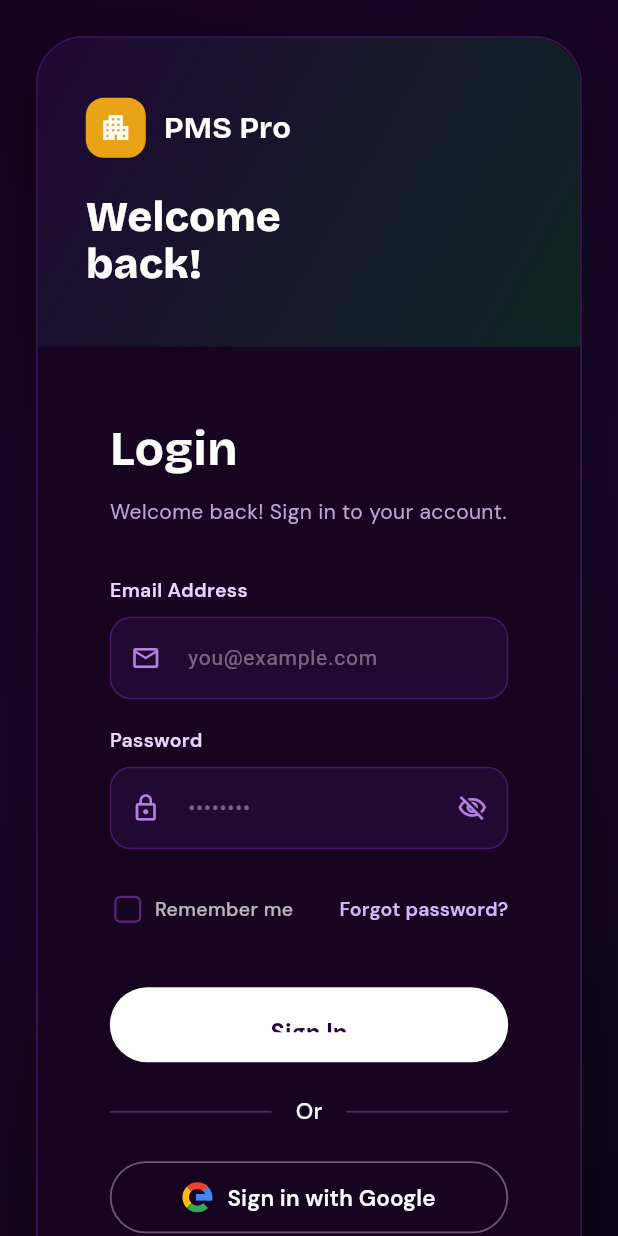
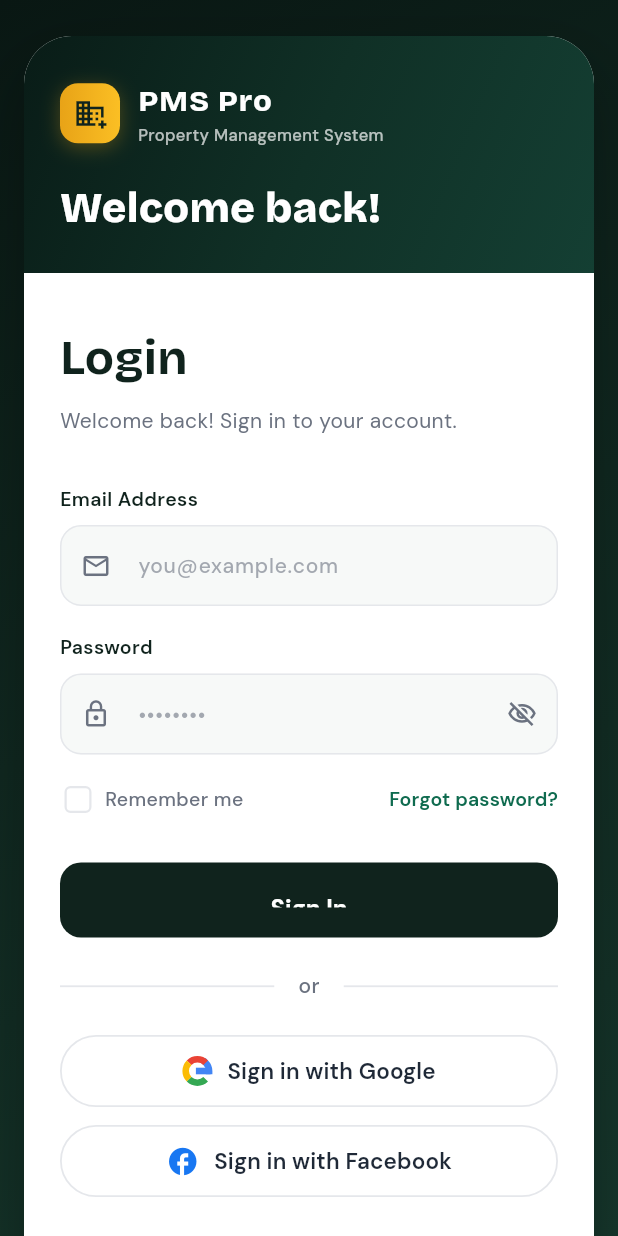
Before and after one commit to kagwimike/pms-frontend, a Flutter app: the LoginScreen screen opened by its route, on a phone screen of 412 x 824 dp. Run offline on Flutter 3.47's test engine with Material 3 defaults, Android fonts, the phone set to English and light mode, and no system bars; drawn by our look-alikes of flutter_animate; our stand-ins replace audioplayers, dio, file_picker, flutter_secure_storage, go_router, google_fonts and 5 more; missing offline and left inert: google_sign_in_platform_interface, google_sign_in_web; accounts and stored records are empty.

Commit message:
implemented login Ux

```diff
--- a/lib/screens/login_screen.dart
+++ b/lib/screens/login_screen.dart
@@ -112,35 +112,40 @@ class _LoginScreenState extends State<LoginScreen> {
   @override
   Widget build(BuildContext context) {
     return Scaffold(
+      backgroundColor: const Color(0xFF0D1B17),
       body: LayoutBuilder(
         builder: (context, constraints) {
           final isMobile = constraints.maxWidth < AppBreakpoints.authSplit;
           return Container(
+            width: double.infinity,
+            height: double.infinity,
             decoration: const BoxDecoration(
               gradient: LinearGradient(
                 begin: Alignment.topLeft,
                 end: Alignment.bottomRight,
                 colors: [
-                  Color(0xFF140320),
-                  Color(0xFF1B072C),
-                  Color(0xFF0F0418),
+                  Color(0xFF091713),
+                  Color(0xFF102820),
+                  Color(0xFF16372C),
                 ],
               ),
             ),
             child: Center(
               child: SingleChildScrollView(
-                padding: const EdgeInsets.all(24),
+                padding: EdgeInsets.symmetric(
+                  horizontal: isMobile ? 16 : 24,
+                  vertical: 24,
+                ),
                 child: Container(
                   constraints: const BoxConstraints(maxWidth: 1000),
                   decoration: BoxDecoration(
-                    color: const Color(0xFF160421),
+                    color: Colors.white,
                     borderRadius: BorderRadius.circular(32),
-                    border: Border.all(color: const Color(0xFF381552), width: 1.2),
-                    boxShadow: const [
+                    boxShadow: [
                       BoxShadow(
-                        color: Color(0x7F000000),
+                        color: Colors.black.withValues(alpha: 0.3),
                         blurRadius: 36,
-                        offset: Offset(0, 18),
+                        offset: const Offset(0, 18),
                       ),
                     ],
                   ),
@@ -168,7 +173,7 @@ class _LoginScreenState extends State<LoginScreen> {
         // Right form panel
         Expanded(
           flex: 5,
-          child: _buildFormPanel(),
+          child: _buildFormPanel(isMobile: false),
         ),
       ],
     );
@@ -179,7 +184,7 @@ class _LoginScreenState extends State<LoginScreen> {
       mainAxisSize: MainAxisSize.min,
       children: [
         _buildMobileBrandingStrip(),
-        _buildFormPanel(),
+        _buildFormPanel(isMobile: true),
       ],
     );
   }
@@ -187,12 +192,16 @@ class _LoginScreenState extends State<LoginScreen> {
   Widget _buildMobileBrandingStrip() {
     return Container(
       width: double.infinity,
-      padding: const EdgeInsets.symmetric(horizontal: 32, vertical: 40),
+      padding: const EdgeInsets.symmetric(horizontal: 24, vertical: 28),
       decoration: const BoxDecoration(
         gradient: LinearGradient(
           begin: Alignment.topLeft,
           end: Alignment.bottomRight,
-          colors: [Color(0xFF1F0832), Color(0xFF0F2623)],
+          colors: [
+            Color(0xFF091C17),
+            Color(0xFF103026),
+            Color(0xFF143F33),
+          ],
         ),
       ),
       child: Column(
@@ -205,25 +214,52 @@ class _LoginScreenState extends State<LoginScreen> {
                 width: 40,
                 height: 40,
                 decoration: BoxDecoration(
-                  color: AppTheme.brass,
+                  gradient: const LinearGradient(
+                    colors: [Color(0xFFE8A317), Color(0xFFFBBF24)],
+                  ),
                   borderRadius: BorderRadius.circular(12),
+                  boxShadow: [
+                    BoxShadow(
+                      color: const Color(0xFFE8A317).withValues(alpha: 0.3),
+                      blurRadius: 10,
+                      offset: const Offset(0, 3),
                     ),
-                child: const Icon(Icons.apartment, color: Colors.white, size: 22),
+                  ],
+                ),
+                child: const Icon(Icons.domain_add, color: Color(0xFF10231D), size: 22),
               ),
               const SizedBox(width: 12),
+              Expanded(
+                child: Column(
+                  crossAxisAlignment: CrossAxisAlignment.start,
+                  children: [
                     Text(
                       AppConfig.brandName,
                       style: GoogleFonts.bricolageGrotesque(
                         fontSize: 20,
-                  fontWeight: FontWeight.w700,
+                        fontWeight: FontWeight.w800,
                         color: Colors.white,
+                        letterSpacing: 0.8,
+                      ),
+                      overflow: TextOverflow.ellipsis,
+                    ),
+                    Text(
+                      'Property Management System',
+                      style: GoogleFonts.dmSans(
+                        fontSize: 11,
+                        color: Colors.white70,
+                        fontWeight: FontWeight.w500,
+                      ),
+                      overflow: TextOverflow.ellipsis,
+                    ),
+                  ],
                 ),
               ),
             ],
           ),
           const SizedBox(height: 24),
           Text(
-            'Welcome\nback!',
+            'Welcome back!',
             style: GoogleFonts.bricolageGrotesque(
               fontSize: 28,
               fontWeight: FontWeight.w800,
@@ -243,7 +279,11 @@ class _LoginScreenState extends State<LoginScreen> {
         gradient: LinearGradient(
           begin: Alignment.topLeft,
           end: Alignment.bottomRight,
-          colors: [Color(0xFF1F0832), Color(0xFF0F2623)],
+          colors: [
+            Color(0xFF091C17),
+            Color(0xFF103026),
+            Color(0xFF143F33),
+          ],
         ),
       ),
       child: Column(
@@ -257,18 +297,45 @@ class _LoginScreenState extends State<LoginScreen> {
                 width: 48,
                 height: 48,
                 decoration: BoxDecoration(
-                  color: AppTheme.brass,
+                  gradient: const LinearGradient(
+                    colors: [Color(0xFFE8A317), Color(0xFFFBBF24)],
+                  ),
                   borderRadius: BorderRadius.circular(14),
+                  boxShadow: [
+                    BoxShadow(
+                      color: const Color(0xFFE8A317).withValues(alpha: 0.3),
+                      blurRadius: 12,
+                      offset: const Offset(0, 4),
                     ),
-                child: const Icon(Icons.apartment, color: Colors.white, size: 26),
+                  ],
+                ),
+                child: const Icon(Icons.domain_add, color: Color(0xFF10231D), size: 26),
               ),
               const SizedBox(width: 14),
+              Expanded(
+                child: Column(
+                  crossAxisAlignment: CrossAxisAlignment.start,
+                  children: [
                     Text(
                       AppConfig.brandName,
                       style: GoogleFonts.bricolageGrotesque(
                         fontSize: 22,
-                  fontWeight: FontWeight.w700,
+                        fontWeight: FontWeight.w800,
                         color: Colors.white,
+                        letterSpacing: 0.8,
+                      ),
+                      overflow: TextOverflow.ellipsis,
+                    ),
+                    Text(
+                      'Property Management System',
+                      style: GoogleFonts.dmSans(
+                        fontSize: 12,
+                        color: Colors.white70,
+                        fontWeight: FontWeight.w500,
+                      ),
+                      overflow: TextOverflow.ellipsis,
+                    ),
+                  ],
                 ),
               ),
             ],
@@ -289,7 +356,7 @@ class _LoginScreenState extends State<LoginScreen> {
             'Collect rent, track tenants, and manage\nmaintenance — all from one dashboard.',
             style: GoogleFonts.dmSans(
               fontSize: 15,
-              color: Colors.white.withValues(alpha: 0.7),
+              color: Colors.white.withValues(alpha: 0.75),
               height: 1.6,
             ),
           ),
@@ -326,7 +393,7 @@ class _LoginScreenState extends State<LoginScreen> {
             style: GoogleFonts.bricolageGrotesque(
               fontSize: 22,
               fontWeight: FontWeight.w800,
-              color: AppTheme.brass,
+              color: const Color(0xFFFBBF24),
             ),
           ),
           const SizedBox(height: 4),
@@ -334,7 +401,7 @@ class _LoginScreenState extends State<LoginScreen> {
             label,
             style: GoogleFonts.dmSans(
               fontSize: 12,
-              color: Colors.white.withValues(alpha: 0.6),
+              color: Colors.white.withValues(alpha: 0.7),
             ),
           ),
         ],
@@ -342,10 +409,13 @@ class _LoginScreenState extends State<LoginScreen> {
     );
   }
 
-  Widget _buildFormPanel() {
+  Widget _buildFormPanel({bool isMobile = false}) {
     return Container(
-      color: const Color(0xFF160421),
-      padding: const EdgeInsets.symmetric(horizontal: 48, vertical: 44),
+      color: Colors.white,
+      padding: EdgeInsets.symmetric(
+        horizontal: isMobile ? 24 : 48,
+        vertical: isMobile ? 32 : 44,
+      ),
       child: ListenableBuilder(
         listenable: _authService,
         builder: (context, _) {
@@ -362,7 +432,7 @@ class _LoginScreenState extends State<LoginScreen> {
                   style: GoogleFonts.bricolageGrotesque(
                     fontSize: 32,
                     fontWeight: FontWeight.w700,
-                    color: Colors.white,
+                    color: AppTheme.navy,
                   ),
                 ),
                 const SizedBox(height: 8),
@@ -370,7 +440,7 @@ class _LoginScreenState extends State<LoginScreen> {
                   'Welcome back! Sign in to your account.',
                   style: GoogleFonts.dmSans(
                     fontSize: 14,
-                    color: const Color(0xFFBCA7D4),
+                    color: AppTheme.mutedText,
                   ),
                 ),
                 const SizedBox(height: 32),
@@ -381,8 +451,12 @@ class _LoginScreenState extends State<LoginScreen> {
                 TextFormField(
                   controller: _emailController,
                   keyboardType: TextInputType.emailAddress,
-                  style: const TextStyle(color: Colors.white, fontSize: 15),
-                  cursorColor: const Color(0xFFA855F7),
+                  style: GoogleFonts.dmSans(
+                    fontSize: 15,
+                    color: AppTheme.navy,
+                    fontWeight: FontWeight.w500,
+                  ),
+                  cursorColor: AppTheme.teal,
                   decoration: _inputDecoration(
                     hint: 'you@example.com',
                     icon: Icons.email_outlined,
@@ -402,8 +476,12 @@ class _LoginScreenState extends State<LoginScreen> {
                   controller: _passwordController,
                   focusNode: _passwordFocusNode ??= FocusNode(),
                   obscureText: _obscurePassword,
-                  style: const TextStyle(color: Colors.white, fontSize: 15),
-                  cursorColor: const Color(0xFFA855F7),
+                  style: GoogleFonts.dmSans(
+                    fontSize: 15,
+                    color: AppTheme.navy,
+                    fontWeight: FontWeight.w500,
+                  ),
+                  cursorColor: AppTheme.teal,
                   decoration: _inputDecoration(
                     hint: '••••••••',
                     icon: Icons.lock_outline,
@@ -411,7 +489,7 @@ class _LoginScreenState extends State<LoginScreen> {
                     suffixIcon: IconButton(
                       icon: Icon(
                         _obscurePassword ? Icons.visibility_off_outlined : Icons.visibility_outlined,
-                        color: const Color(0xFFB580E2),
+                        color: AppTheme.mutedText,
                         size: 20,
                       ),
                       onPressed: () => setState(() => _obscurePassword = !_obscurePassword),
@@ -426,8 +504,10 @@ class _LoginScreenState extends State<LoginScreen> {
 
                 // Remember me + Forgot
                 Row(
+                  mainAxisAlignment: MainAxisAlignment.spaceBetween,
                   children: [
-                    InkWell(
+                    Flexible(
+                      child: InkWell(
                         onTap: () => setState(() => _rememberMe = !_rememberMe),
                         borderRadius: BorderRadius.circular(6),
                         child: Padding(
@@ -441,34 +521,42 @@ class _LoginScreenState extends State<LoginScreen> {
                                 child: Checkbox(
                                   value: _rememberMe,
                                   onChanged: (val) => setState(() => _rememberMe = val ?? false),
-                                activeColor: const Color(0xFFA855F7),
+                                  activeColor: AppTheme.teal,
                                   checkColor: Colors.white,
-                                side: const BorderSide(color: Color(0xFF5B2282), width: 1.5),
+                                  side: const BorderSide(color: AppTheme.border, width: 1.5),
                                   shape: RoundedRectangleBorder(borderRadius: BorderRadius.circular(4)),
                                 ),
                               ),
                               const SizedBox(width: 8),
-                            Text(
+                              Flexible(
+                                child: Text(
                                   'Remember me',
                                   style: GoogleFonts.dmSans(
                                     fontSize: 13,
-                                color: _rememberMe ? Colors.white : Colors.white70,
+                                    color: _rememberMe ? AppTheme.navy : AppTheme.mutedText,
                                     fontWeight: _rememberMe ? FontWeight.w600 : FontWeight.w500,
+                                  ),
+                                  overflow: TextOverflow.ellipsis,
                                 ),
                               ),
                             ],
                           ),
                         ),
                       ),
-                    const Spacer(),
+                    ),
+                    const SizedBox(width: 8),
                     TextButton(
                       onPressed: () {},
-                      style: TextButton.styleFrom(padding: EdgeInsets.zero),
+                      style: TextButton.styleFrom(
+                        padding: EdgeInsets.zero,
+                        minimumSize: Size.zero,
+                        tapTargetSize: MaterialTapTargetSize.shrinkWrap,
+                      ),
                       child: Text(
                         'Forgot password?',
                         style: GoogleFonts.dmSans(
                           fontSize: 13,
-                          color: const Color(0xFFD8B4FE),
+                          color: AppTheme.teal,
                           fontWeight: FontWeight.w600,
                         ),
                       ),
@@ -477,15 +565,17 @@ class _LoginScreenState extends State<LoginScreen> {
                 ),
                 const SizedBox(height: 28),
 
-                // ─── Sign In Button (Solid White Pill Button) ───
+                // ─── Sign In Button ───
                 SizedBox(
                   height: 50,
                   child: ElevatedButton(
                     onPressed: _authService.isLoading ? null : _handleLogin,
                     style: ElevatedButton.styleFrom(
-                      backgroundColor: Colors.white,
-                      foregroundColor: const Color(0xFF26053D),
-                      shape: const StadiumBorder(),
+                      backgroundColor: AppTheme.navy,
+                      foregroundColor: Colors.white,
+                      shape: RoundedRectangleBorder(
+                        borderRadius: BorderRadius.circular(14),
+                      ),
                       elevation: 0,
                     ),
                     child: _authService.isLoading
@@ -494,7 +584,7 @@ class _LoginScreenState extends State<LoginScreen> {
                             height: 22,
                             child: CircularProgressIndicator(
                               strokeWidth: 2.5,
-                              color: Color(0xFF26053D),
+                              color: Colors.white,
                             ),
                           )
                         : Text(
@@ -502,38 +592,38 @@ class _LoginScreenState extends State<LoginScreen> {
                             style: GoogleFonts.dmSans(
                               fontSize: 16,
                               fontWeight: FontWeight.w700,
-                              color: const Color(0xFF26053D),
+                              color: Colors.white,
                             ),
                           ),
                   ),
                 ),
 
-                // ─── Divider with purple lines and 'Or' ───
+                // ─── Divider with lines and 'or' ───
                 Padding(
                   padding: const EdgeInsets.symmetric(vertical: 22),
                   child: Row(
                     children: [
                       const Expanded(
                         child: Divider(
-                          color: Color(0xFF582375),
+                          color: AppTheme.border,
                           thickness: 1.2,
                         ),
                       ),
                       Padding(
                         padding: const EdgeInsets.symmetric(horizontal: 16),
                         child: Text(
-                          'Or',
+                          'or',
                           style: GoogleFonts.dmSans(
-                            fontSize: 15,
+                            fontSize: 14,
                             fontWeight: FontWeight.w500,
-                            color: Colors.white,
+                            color: AppTheme.mutedText,
                             letterSpacing: 0.3,
                           ),
                         ),
                       ),
                       const Expanded(
                         child: Divider(
-                          color: Color(0xFF582375),
+                          color: AppTheme.border,
                           thickness: 1.2,
                         ),
                       ),
@@ -541,13 +631,13 @@ class _LoginScreenState extends State<LoginScreen> {
                   ),
                 ),
 
-                // ─── Social Logins (Google & Facebook Pill Buttons) ───
+                // ─── Social Logins (Google & Facebook) ───
                 Column(
                   crossAxisAlignment: CrossAxisAlignment.stretch,
                   children: [
-                    // Sign in with Google (Pill Button)
+                    // Sign in with Google
                     GoogleSignInSection(
-                      isDark: true,
+                      isDark: false,
                       onSuccess: () => _navigateToDashboard(),
                       onError: (msg) {
                         ScaffoldMessenger.of(context).showSnackBar(
@@ -561,7 +651,7 @@ class _LoginScreenState extends State<LoginScreen> {
                       },
                     ),
                     const SizedBox(height: 12),
-                    // Sign in with Facebook (Pill Button)
+                    // Sign in with Facebook
                     _buildFacebookButton(),
                   ],
                 ),
@@ -575,7 +665,7 @@ class _LoginScreenState extends State<LoginScreen> {
                       "Don't have an account?",
                       style: GoogleFonts.dmSans(
                         fontSize: 14,
-                        color: Colors.white60,
+                        color: AppTheme.mutedText,
                         fontWeight: FontWeight.w500,
                       ),
                     ),
@@ -592,7 +682,7 @@ class _LoginScreenState extends State<LoginScreen> {
                           'Create Account',
                           style: GoogleFonts.dmSans(
                             fontSize: 15,
-                            color: const Color(0xFFD8B4FE),
+                            color: AppTheme.teal,
                             fontWeight: FontWeight.w700,
                             decoration: TextDecoration.underline,
                           ),
@@ -624,22 +714,25 @@ class _LoginScreenState extends State<LoginScreen> {
           );
         },
         style: OutlinedButton.styleFrom(
-          side: BorderSide(color: Colors.white.withValues(alpha: 0.35), width: 1.2),
+          side: const BorderSide(color: AppTheme.border, width: 1.2),
           shape: const StadiumBorder(),
-          backgroundColor: Colors.transparent,
+          backgroundColor: Colors.white,
           elevation: 0,
         ),
         child: Row(
           mainAxisAlignment: MainAxisAlignment.center,
           children: [
-            const Icon(Icons.facebook, size: 22, color: Colors.white),
+            const Icon(Icons.facebook, size: 22, color: Color(0xFF1877F2)),
             const SizedBox(width: 10),
-            Text(
+            Flexible(
+              child: Text(
                 'Sign in with Facebook',
                 style: GoogleFonts.dmSans(
                   fontSize: 15,
                   fontWeight: FontWeight.w600,
-                color: Colors.white,
+                  color: const Color(0xFF1F2937),
+                ),
+                overflow: TextOverflow.ellipsis,
               ),
             ),
           ],
@@ -654,7 +747,7 @@ class _LoginScreenState extends State<LoginScreen> {
       style: GoogleFonts.dmSans(
         fontSize: 13,
         fontWeight: FontWeight.w600,
-        color: const Color(0xFFE9D5FF),
+        color: AppTheme.navy,
       ),
     );
   }
@@ -662,27 +755,34 @@ class _LoginScreenState extends State<LoginScreen> {
   InputDecoration _inputDecoration({required String hint, required IconData icon}) {
     return InputDecoration(
       hintText: hint,
-      hintStyle: const TextStyle(fontSize: 14, color: Colors.white38),
-      prefixIcon: Icon(icon, size: 20, color: const Color(0xFFB580E2)),
+      hintStyle: GoogleFonts.dmSans(
+        fontSize: 14,
+        color: AppTheme.mutedText.withValues(alpha: 0.6),
+      ),
+      prefixIcon: Icon(icon, size: 20, color: AppTheme.mutedText),
       filled: true,
-      fillColor: const Color(0xFF210931),
+      fillColor: AppTheme.bgGreyGreen,
       contentPadding: const EdgeInsets.symmetric(horizontal: 16, vertical: 16),
       border: OutlineInputBorder(
         borderRadius: BorderRadius.circular(14),
-        borderSide: const BorderSide(color: Color(0xFF451965)),
+        borderSide: const BorderSide(color: AppTheme.border),
       ),
       enabledBorder: OutlineInputBorder(
         borderRadius: BorderRadius.circular(14),
-        borderSide: const BorderSide(color: Color(0xFF451965)),
+        borderSide: const BorderSide(color: AppTheme.border),
       ),
       focusedBorder: OutlineInputBorder(
         borderRadius: BorderRadius.circular(14),
-        borderSide: const BorderSide(color: Color(0xFFA855F7), width: 1.8),
+        borderSide: const BorderSide(color: AppTheme.teal, width: 1.8),
       ),
       errorBorder: OutlineInputBorder(
         borderRadius: BorderRadius.circular(14),
         borderSide: BorderSide(color: Colors.red.shade400, width: 1.5),
       ),
+      focusedErrorBorder: OutlineInputBorder(
+        borderRadius: BorderRadius.circular(14),
+        borderSide: BorderSide(color: Colors.red.shade600, width: 1.8),
+      ),
     );
   }
 }
--- a/lib/widgets/google_auth/google_sign_in_section.dart
+++ b/lib/widgets/google_auth/google_sign_in_section.dart
@@ -22,7 +22,7 @@ class GoogleSignInSection extends StatefulWidget {
     this.role,
     this.onSuccess,
     this.onError,
-    this.isDark = true,
+    this.isDark = false,
   });
 
   @override
@@ -92,7 +92,7 @@ class _GoogleSignInSectionState extends State<GoogleSignInSection> {
             height: 48,
             alignment: Alignment.center,
             decoration: BoxDecoration(
-              color: isDark ? const Color(0xFF160421) : Colors.white,
+              color: isDark ? AppTheme.darkSurface : Colors.white,
               borderRadius: BorderRadius.circular(28),
               border: Border.all(
                 color: isDark ? Colors.white.withValues(alpha: 0.35) : AppTheme.border,
@@ -115,7 +115,7 @@ class _GoogleSignInSectionState extends State<GoogleSignInSection> {
             Positioned.fill(
               child: Container(
                 decoration: BoxDecoration(
-                  color: isDark ? const Color(0xE6160421) : const Color(0xF0FFFFFF),
+                  color: isDark ? AppTheme.darkSurface.withValues(alpha: 0.9) : const Color(0xF0FFFFFF),
                   borderRadius: BorderRadius.circular(28),
                   border: Border.all(
                     color: isDark ? Colors.white.withValues(alpha: 0.4) : AppTheme.border,
@@ -183,12 +183,15 @@ class _GoogleSignInSectionState extends State<GoogleSignInSection> {
                     painter: GoogleLogoPainter(),
                   ),
                   const SizedBox(width: 10),
-                  Text(
-                    buttonLabel,
-                    style: GoogleFonts.dmSans(
-                      fontSize: 15,
-                      fontWeight: FontWeight.w600,
-                      color: isDark ? Colors.white : const Color(0xFF1F2937),
+                  Flexible(
+                    child: Text(
+                      buttonLabel,
+                      style: GoogleFonts.dmSans(
+                        fontSize: 15,
+                        fontWeight: FontWeight.w600,
+                        color: isDark ? Colors.white : const Color(0xFF1F2937),
+                      ),
+                      overflow: TextOverflow.ellipsis,
                     ),
                   ),
                 ],
```
Lines whose indentation alone changed are shown as unchanged.
